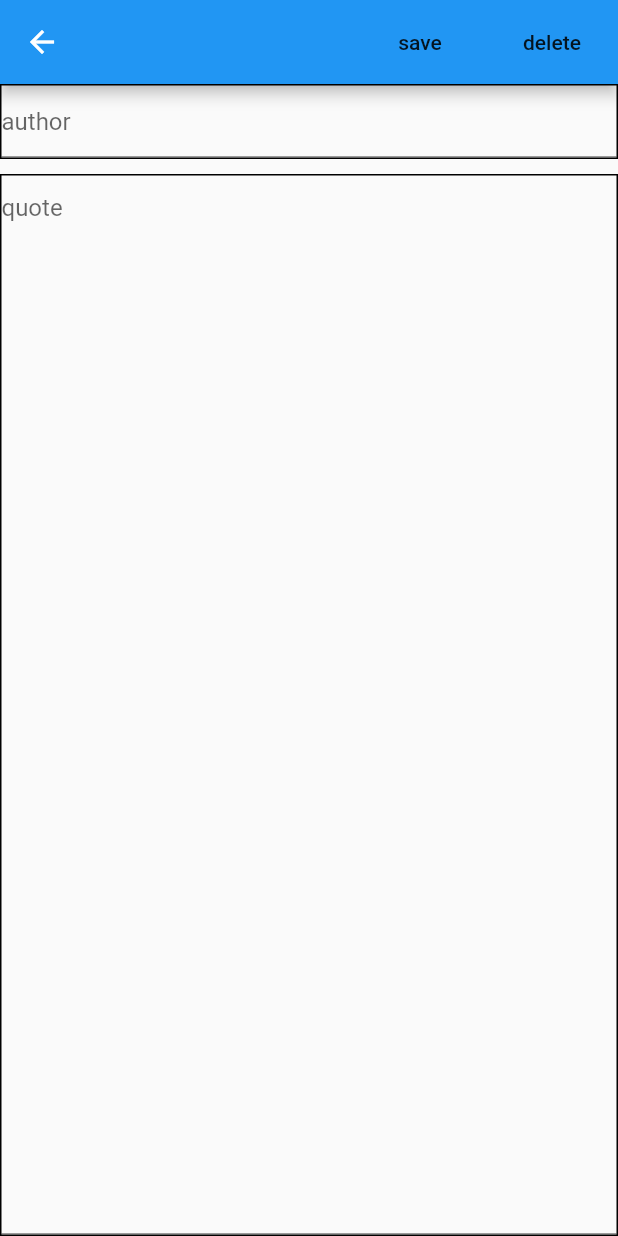
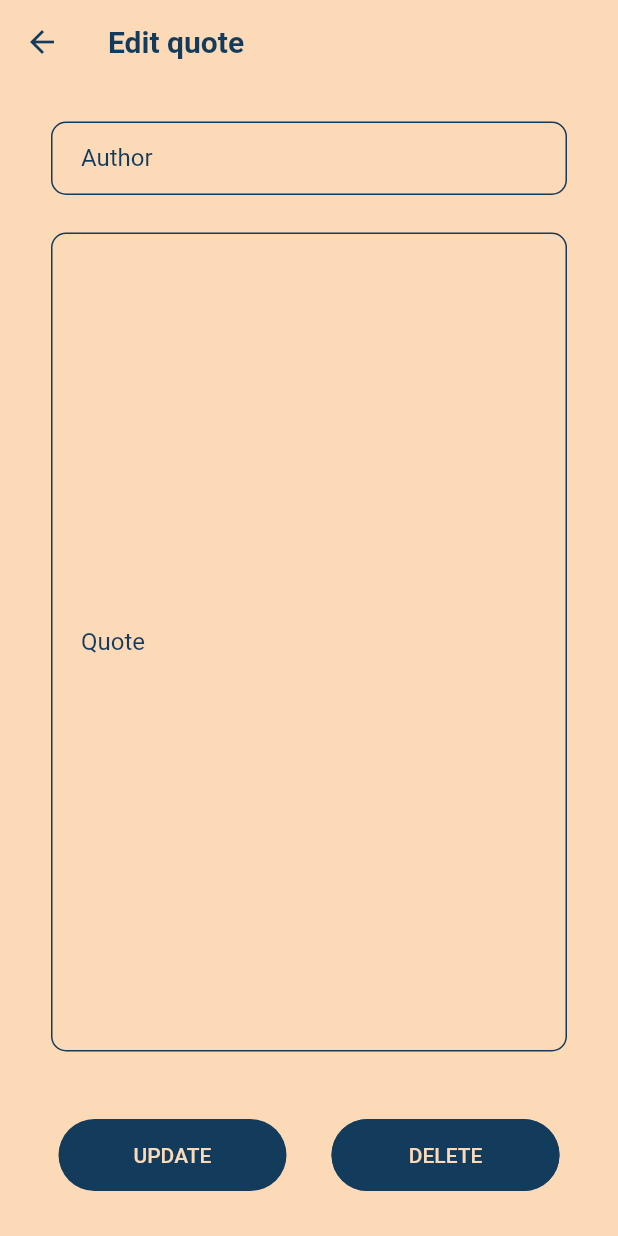
Before and after one commit to NavodyaPasqual/ctse_quotes_flutter_app, a Flutter app: the AdminQuotesEdit screen opened directly with empty values, on a phone screen of 412 x 824 dp. Run offline on Flutter 3.47's test engine with Material 2 defaults, Android fonts, the phone set to English and light mode, and no system bars; our stand-ins replace cloud_firestore, firebase_auth, firebase_core, flutter_screenutil, flutter_svg, flutter_tts and 2 more; missing offline and left inert: clipboard, random_color; accounts and stored records are empty.

Commit message:
Admin quote edit page style completed

```diff
--- a/lib/pages/admin/admin_quotes_edit_page.dart
+++ b/lib/pages/admin/admin_quotes_edit_page.dart
@@ -1,6 +1,7 @@
 import 'package:cloud_firestore/cloud_firestore.dart';
 import 'package:ctse_quotes_flutter_app/pages/admin/admin_quotes_list_page.dart';
 import 'package:flutter/material.dart';
+import 'package:fluttertoast/fluttertoast.dart';
 
 class AdminQuotesEdit extends StatefulWidget {
   DocumentSnapshot docid;
@@ -23,62 +24,153 @@ class _AdminQuotesEditState extends State<AdminQuotesEdit> {
   @override
   Widget build(BuildContext context) {
     return Scaffold(
+      backgroundColor: const Color(0xFFFCDAB7),
       appBar: AppBar(
-        actions: [
-          MaterialButton(
+        title: const Text("Edit quote"),
+        titleTextStyle: const TextStyle(
+          color: Color(0xFF133B5C),
+          fontWeight: FontWeight.bold,
+          fontSize: 20,
+        ),
+        backgroundColor: Colors.transparent,
+        elevation: 0,
+        leading: IconButton(
+          icon: const Icon(Icons.arrow_back, color: Color(0xFF133B5C)),
+          onPressed: (){
+            Navigator.of(context).pop();
+          },
+        ),
+      ),
+      body: Center(
+        child: Container(
+          color: const Color(0xFFFCDAB7),
+          child: Padding(
+            padding: const EdgeInsets.only(left: 34.0, right: 34.0,top: 0.0,bottom: 10.0),
+            child: Column(
+              mainAxisAlignment: MainAxisAlignment.center,
+              crossAxisAlignment: CrossAxisAlignment.center,
+              children: <Widget>[
+                const SizedBox(height: 25),
+                TextField(
+                  controller: author,
+                  style: const TextStyle(
+                    color: Color(0xFF133B5C),
+                  ),
+                  textInputAction: TextInputAction.next,
+                  decoration: InputDecoration(
+                    contentPadding: const EdgeInsets.fromLTRB(20, 15, 20, 15),
+                    labelText: "Author",
+                    labelStyle: const TextStyle(color: Color(0xFF133B5C)),
+                    focusedBorder: OutlineInputBorder(
+                      borderRadius: BorderRadius.circular(10),
+                      borderSide: const BorderSide(
+                        color: Color(0xFF133B5C),
+                      ),
+                    ),
+                    enabledBorder: OutlineInputBorder(
+                      borderRadius: BorderRadius.circular(10),
+                      borderSide: const BorderSide(
+                        color: Color(0xFF133B5C),
+                      ),
+                    ),
+                  ),
+                ),
+                const SizedBox(height: 25),
+                Expanded(
+                  child: TextFormField(
+                    controller: quote,
+                    expands: true,
+                    maxLines: null,
+                    style: const TextStyle(
+                      color: Color(0xFF133B5C),
+                    ),
+                    decoration: InputDecoration(
+                      contentPadding: const EdgeInsets.fromLTRB(20, 15, 20, 15),
+                      labelText: "Quote",
+                      labelStyle: const TextStyle(color: Color(0xFF133B5C)),
+                      focusedBorder: OutlineInputBorder(
+                        borderRadius: BorderRadius.circular(10),
+                        borderSide: const BorderSide(
+                          color: Color(0xFF133B5C),
+                        ),
+                      ),
+                      enabledBorder: OutlineInputBorder(
+                        borderRadius: BorderRadius.circular(10),
+                        borderSide: const BorderSide(
+                          color: Color(0xFF133B5C),
+                        ),
+                      ),
+                    ),
+                  ),
+                ),
+                const SizedBox(height: 25),
+                Container(
+                  padding: const EdgeInsets.symmetric(horizontal: 5,vertical: 20),
+                  child: Row(
+                    children: <Widget>[
+                      Expanded(
+                        child: FlatButton(
+                          shape: RoundedRectangleBorder(
+                            borderRadius: BorderRadius.circular(36),
+                          ),
                           onPressed: (){
                             widget.docid.reference.update({
                               'author': author.text,
                               'quote': quote.text,
                             }).whenComplete(() {
+                              Fluttertoast.showToast(msg: "Quote updated");
                               Navigator.pushReplacement(
                                   context, MaterialPageRoute(builder: (_) => const AdminQuotesList())
                               );
                             });
                           },
-            child: const Text('save'),
+                          color: const Color(0xFF133B5C),
+                          child: Container(
+                            padding: const EdgeInsets.symmetric(vertical: 16, horizontal: 16),
+                            alignment: Alignment.center,
+                            width: double.infinity,
+                            child: const Text("UPDATE",
+                              style: TextStyle(color: Color(0xFFFCDAB7)),
                             ),
-          MaterialButton(
+                          ),
+                        ),
+                      ),
+                      const SizedBox(width: 30),
+                      Expanded(
+                        child: FlatButton(
+                          shape: RoundedRectangleBorder(
+                              borderRadius: BorderRadius.circular(36),
+                              side: const BorderSide(
+                                color: Color(0xFF133B5C),
+                              )
+                          ),
                           onPressed: (){
-              widget.docid.reference.delete().whenComplete((){
+                            Fluttertoast.showToast(msg: "Quote deleted");
+                            widget.docid.reference.delete().whenComplete(() {
                               Navigator.pushReplacement(
                                   context, MaterialPageRoute(builder: (_) => const AdminQuotesList())
                               );
                             });
                           },
-            child: const Text('delete'),
-          ),
-        ],
-      ),
-      body: Column(
-        children: [
-          Container(
-            decoration: BoxDecoration(border: Border.all()),
-            child: TextField(
-              controller: author,
-              decoration: const InputDecoration(
-                hintText: 'author',
-              ),
-            ),
-          ),
-          const SizedBox(
-            height: 10,
-          ),
-          Expanded(
+                          color: const Color(0xFF133B5C),
                           child: Container(
-              decoration: BoxDecoration(border: Border.all()),
-              child: TextField(
-                controller: quote,
-                expands: true,
-                maxLines: null,
-                decoration: const InputDecoration(
-                    hintText: 'quote'
+                            padding: const EdgeInsets.symmetric(vertical: 16),
+                            alignment: Alignment.center,
+                            width: double.infinity,
+                            child: const Text("DELETE",
+                              style: TextStyle(color: Color(0xFFFCDAB7)),
                             ),
                           ),
                         ),
                       )
                     ],
                   ),
+                )
+              ],
+            ),
+          ),
+        ),
+      ),
     );
   }
 }
--- a/lib/pages/admin/admin_quotes_list_page.dart
+++ b/lib/pages/admin/admin_quotes_list_page.dart
@@ -57,8 +57,8 @@ class _AdminQuotesListState extends State<AdminQuotesList> {
                       ),
                       Padding(
                         padding: const EdgeInsets.only(
-                          left: 3,
-                          right: 3,
+                          left: 10,
+                          right: 10,
                         ),
                         child: ListTile(
                           shape: RoundedRectangleBorder(
@@ -70,7 +70,7 @@ class _AdminQuotesListState extends State<AdminQuotesList> {
                           title: Text(
                             snapshot.data!.docChanges[index].doc['author'],
                             style: const TextStyle(
-                              fontSize: 20,
+                              fontSize: 21,
                             ),
                           ),
                           subtitle: Text(
```
Lines whose indentation alone changed are shown as unchanged.
